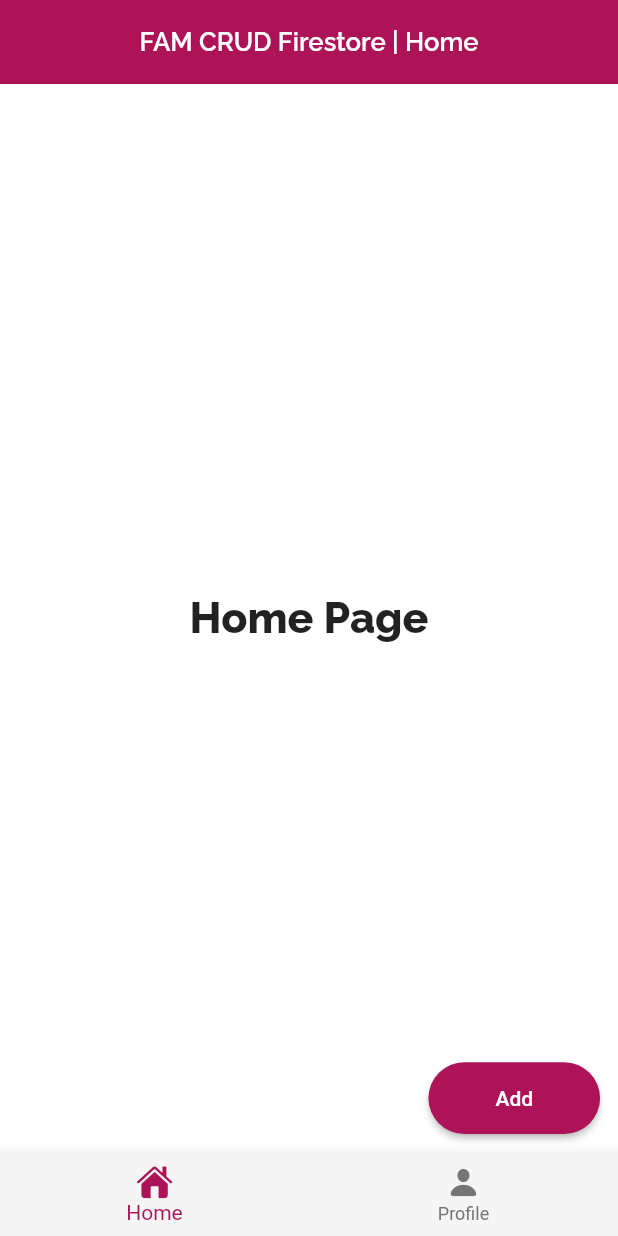
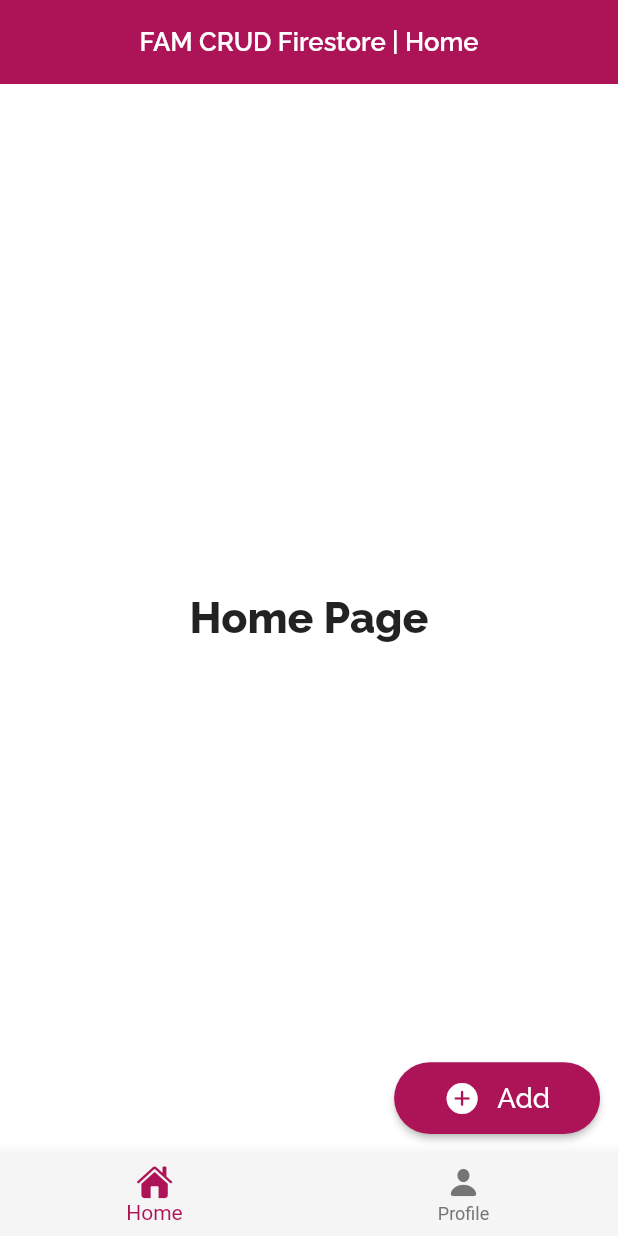
Before and after one commit to ozaenzenzen/flutter-crud-firebase-1, a Flutter app: the screen it shows after launch, on a phone screen of 412 x 824 dp. Run offline on Flutter 3.47's test engine with Material 2 defaults, Android fonts, the light colour scheme and no system bars; our stand-ins replace cloud_firestore, firebase_core, flutter_screenutil, get, google_fonts; accounts and stored records are empty.

Commit message:
update home page

```diff
--- a/lib/page/homepage.dart
+++ b/lib/page/homepage.dart
@@ -1,3 +1,4 @@
+import 'package:flutter/cupertino.dart';
 import 'package:flutter/material.dart';
 import 'package:flutter_crud_firebase_1/page/adddata_page.dart';
 import 'package:flutter_screenutil/flutter_screenutil.dart';
@@ -35,13 +36,29 @@ class _HomePageState extends State<HomePage> {
             onPressed: () {
               Get.to(() => AddDataPage());
             },
-            child: Text("Add"),
+            child: Row(
+              children: [
+                Icon(
+                  CupertinoIcons.add_circled_solid,
+                ),
+                SizedBox(
+                  width: screenUtil.setWidth(10),
+                ),
+                Text(
+                  "Add",
+                  style: GoogleFonts.raleway(
+                    fontSize: screenUtil.setSp(16),
+                    fontWeight: FontWeight.w500,
+                  ),
+                ),
+              ],
+            ),
             style: ElevatedButton.styleFrom(
               shape: RoundedRectangleBorder(
                 borderRadius: BorderRadius.circular(40),
               ),
               minimumSize: Size(
-                screenUtil.setWidth(100),
+                screenUtil.setWidth(120),
                 screenUtil.setHeight(40),
               ),
               primary: Colors.pink.shade800,
```
